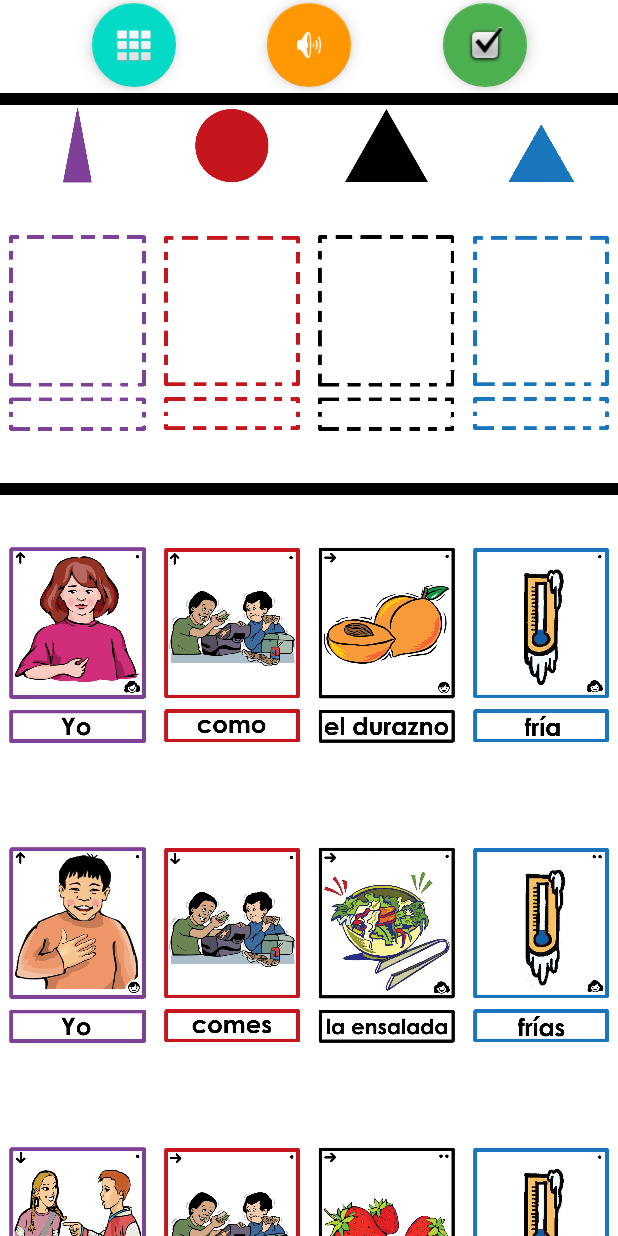
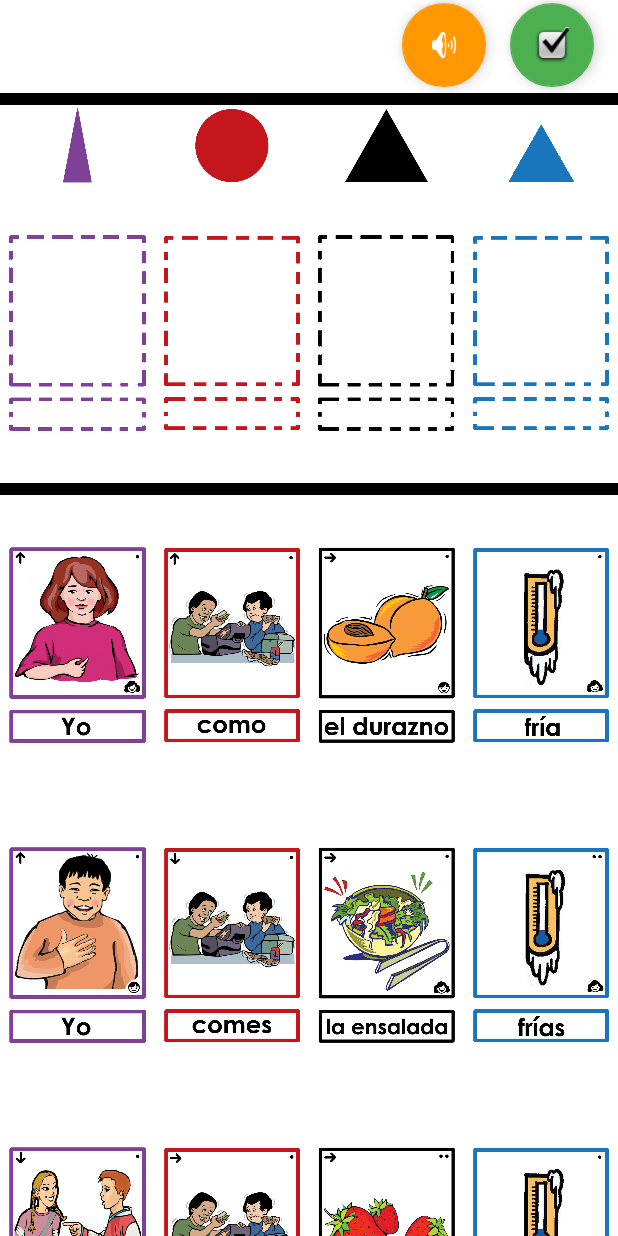
Before and after one commit to MarcoCosta55/MSGrammarPrototypeSingleActivity, an Android app: the screen it shows after launch (MainActivity), on a phone screen of 412 x 824 dp. Run offline under Robolectric (Android 15) with nearby library versions, the phone set to English and light mode, and no system bars.

```diff
--- a/app/src/main/res/layout/activity_main.xml
+++ b/app/src/main/res/layout/activity_main.xml
@@ -135,13 +135,13 @@
         android:layout_width="wrap_content"
         android:layout_height="wrap_content"
         android:layout_marginTop="2dp"
+        android:layout_marginEnd="16dp"
         android:layout_marginBottom="4dp"
         android:clickable="true"
         app:backgroundTint="#4CAF50"
         app:fabSize="auto"
         app:layout_constraintBottom_toTopOf="@+id/divider"
         app:layout_constraintEnd_toEndOf="parent"
-        app:layout_constraintStart_toEndOf="@+id/readButton"
         app:layout_constraintTop_toTopOf="parent"
         app:srcCompat="@android:drawable/checkbox_on_background" />
 
@@ -150,27 +150,14 @@
         android:layout_width="wrap_content"
         android:layout_height="wrap_content"
         android:layout_marginTop="2dp"
+        android:layout_marginEnd="16dp"
         android:layout_marginBottom="4dp"
-        android:clickable="false"
+        android:clickable="true"
         app:backgroundTint="#FF9800"
         app:layout_constraintBottom_toTopOf="@+id/divider"
         app:layout_constraintEnd_toStartOf="@+id/checkWorkButton"
-        app:layout_constraintStart_toEndOf="@+id/menuButton"
         app:layout_constraintTop_toTopOf="parent"
         app:srcCompat="@android:drawable/ic_lock_silent_mode_off" />
-
-    <com.google.android.material.floatingactionbutton.FloatingActionButton
-        android:id="@+id/menuButton"
-        android:layout_width="wrap_content"
-        android:layout_height="wrap_content"
-        android:layout_marginTop="2dp"
-        android:layout_marginBottom="4dp"
-        android:clickable="false"
-        app:layout_constraintBottom_toTopOf="@+id/divider"
-        app:layout_constraintEnd_toStartOf="@+id/readButton"
-        app:layout_constraintStart_toStartOf="parent"
-        app:layout_constraintTop_toTopOf="parent"
-        app:srcCompat="@android:drawable/ic_dialog_dialer" />
 
     <View
         android:id="@+id/divider"
```
